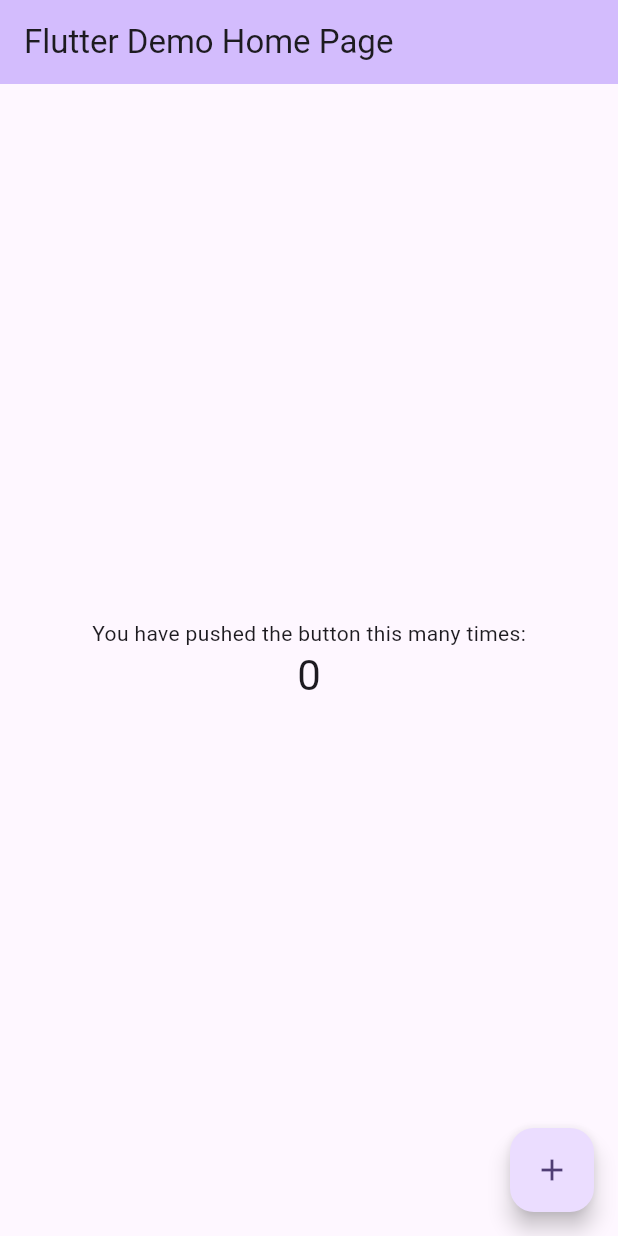
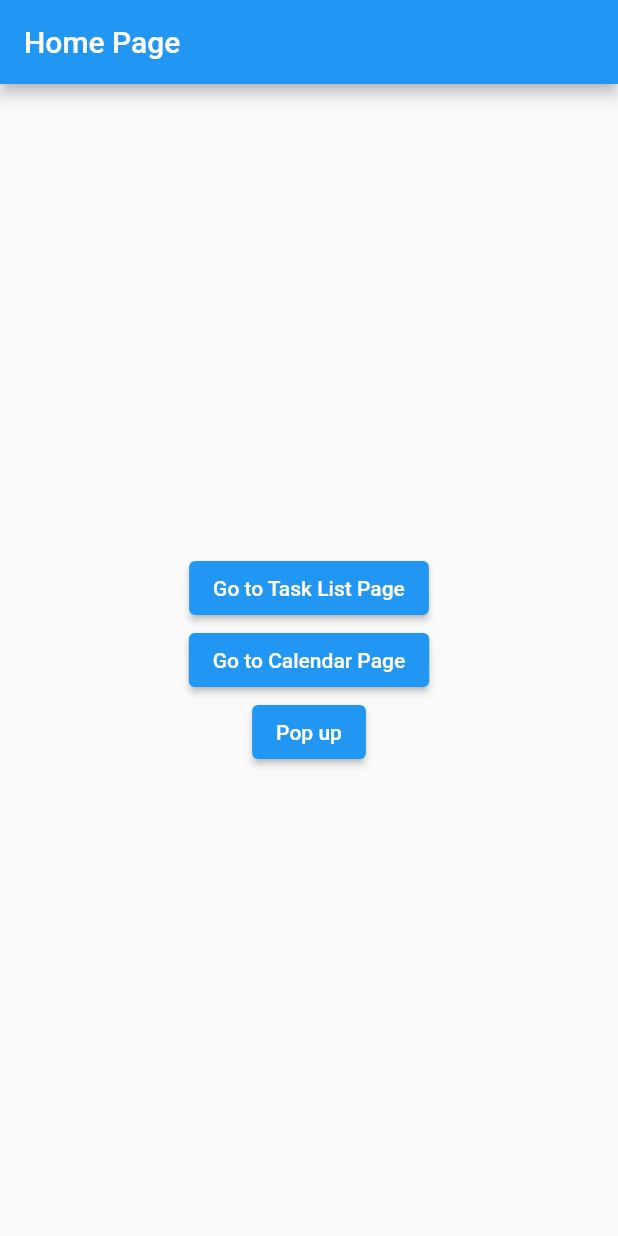
Before and after one commit to glulu4/Snap_App, a Flutter app: the screen it shows after launch, on a phone screen of 412 x 824 dp. Run offline on Flutter 3.47's test engine with Material 2 defaults, Android fonts, the phone set to English and light mode, and no system bars.

Commit message:
updates to navigation

```diff
--- a/app/lib/main.dart
+++ b/app/lib/main.dart
@@ -1,125 +1,28 @@
 import 'package:flutter/material.dart';
+import 'views/home_page.dart'; // import the home page
+import 'views/task_list.dart'; // import task list page
+import 'views/calendar.dart'; // import calendar page
 
 void main() {
-  runApp(const MyApp());
+  runApp(MyApp());
 }
 
+// Main Application Widget
 class MyApp extends StatelessWidget {
-  const MyApp({super.key});
-
-  // This widget is the root of your application.
   @override
   Widget build(BuildContext context) {
     return MaterialApp(
-      title: 'Flutter Demo',
+      title: 'Snap App',
       theme: ThemeData(
-        // This is the theme of your application.
-        //
-        // TRY THIS: Try running your application with "flutter run". You'll see
-        // the application has a blue toolbar. Then, without quitting the app,
-        // try changing the seedColor in the colorScheme below to Colors.green
-        // and then invoke "hot reload" (save your changes or press the "hot
-        // reload" button in a Flutter-supported IDE, or press "r" if you used
-        // the command line to start the app).
-        //
-        // Notice that the counter didn't reset back to zero; the application
-        // state is not lost during the reload. To reset the state, use hot
-        // restart instead.
-        //
-        // This works for code too, not just values: Most code changes can be
-        // tested with just a hot reload.
-        colorScheme: ColorScheme.fromSeed(seedColor: Colors.deepPurple),
-        useMaterial3: true,
+        primarySwatch: Colors.blue,
       ),
-      home: const MyHomePage(title: 'Flutter Demo Home Page'),
+      // Define named routes and map them to the corresponding widgets
+      routes: {
+        '/': (context) => HomePage(),
+        '/tasklist': (context) => TaskList(),
+        '/calendar': (context) => Calendar(),
+        // Add as many routes as you have pages
+      },
     );
   }
 }
-
-class MyHomePage extends StatefulWidget {
-  const MyHomePage({super.key, required this.title});
-
-  // This widget is the home page of your application. It is stateful, meaning
-  // that it has a State object (defined below) that contains fields that affect
-  // how it looks.
-
-  // This class is the configuration for the state. It holds the values (in this
-  // case the title) provided by the parent (in this case the App widget) and
-  // used by the build method of the State. Fields in a Widget subclass are
-  // always marked "final".
-
-  final String title;
-
-  @override
-  State<MyHomePage> createState() => _MyHomePageState();
-}
-
-class _MyHomePageState extends State<MyHomePage> {
-  int _counter = 0;
-
-  void _incrementCounter() {
-    setState(() {
-      // This call to setState tells the Flutter framework that something has
-      // changed in this State, which causes it to rerun the build method below
-      // so that the display can reflect the updated values. If we changed
-      // _counter without calling setState(), then the build method would not be
-      // called again, and so nothing would appear to happen.
-      _counter++;
-    });
-  }
-
-  @override
-  Widget build(BuildContext context) {
-    // This method is rerun every time setState is called, for instance as done
-    // by the _incrementCounter method above.
-    //
-    // The Flutter framework has been optimized to make rerunning build methods
-    // fast, so that you can just rebuild anything that needs updating rather
-    // than having to individually change instances of widgets.
-    return Scaffold(
-      appBar: AppBar(
-        // TRY THIS: Try changing the color here to a specific color (to
-        // Colors.amber, perhaps?) and trigger a hot reload to see the AppBar
-        // change color while the other colors stay the same.
-        backgroundColor: Theme.of(context).colorScheme.inversePrimary,
-        // Here we take the value from the MyHomePage object that was created by
-        // the App.build method, and use it to set our appbar title.
-        title: Text(widget.title),
-      ),
-      body: Center(
-        // Center is a layout widget. It takes a single child and positions it
-        // in the middle of the parent.
-        child: Column(
-          // Column is also a layout widget. It takes a list of children and
-          // arranges them vertically. By default, it sizes itself to fit its
-          // children horizontally, and tries to be as tall as its parent.
-          //
-          // Column has various properties to control how it sizes itself and
-          // how it positions its children. Here we use mainAxisAlignment to
-          // center the children vertically; the main axis here is the vertical
-          // axis because Columns are vertical (the cross axis would be
-          // horizontal).
-          //
-          // TRY THIS: Invoke "debug painting" (choose the "Toggle Debug Paint"
-          // action in the IDE, or press "p" in the console), to see the
-          // wireframe for each widget.
-          mainAxisAlignment: MainAxisAlignment.center,
-          children: <Widget>[
-            const Text(
-              'You have pushed the button this many times:',
-            ),
-            Text(
-              '$_counter',
-              style: Theme.of(context).textTheme.headlineMedium,
-            ),
-          ],
-        ),
-      ),
-      floatingActionButton: FloatingActionButton(
-        onPressed: _incrementCounter,
-        tooltip: 'Increment',
-        child: const Icon(Icons.add),
-      ), // This trailing comma makes auto-formatting nicer for build methods.
-    );
-  }
-}
--- /dev/null
+++ b/app/lib/views/calendar.dart
@@ -0,0 +1,18 @@
+import 'package:flutter/material.dart';
+
+class Calendar extends StatelessWidget {
+  @override
+  Widget build(BuildContext context) {
+    return Scaffold(
+      appBar: AppBar(
+        title: Text('Calendar Page'),
+      ),
+      body: Center(
+        child: ElevatedButton(
+          child: Text('Go Back to Home Page'),
+          onPressed: () => Navigator.pop(context),
+        ),
+      ),
+    );
+  }
+}
--- /dev/null
+++ b/app/lib/views/home_page.dart
@@ -0,0 +1,53 @@
+import 'package:flutter/material.dart';
+import 'task_list.dart'; // task list page
+import 'calendar.dart'; // calendar page
+
+class HomePage extends StatelessWidget {
+  @override
+  Widget build(BuildContext context) {
+    return Scaffold(
+      appBar: AppBar(
+        title: Text('Home Page'),
+      ),
+      body: Center(
+        child: Column(
+          mainAxisAlignment: MainAxisAlignment.center,
+          children: <Widget>[
+            ElevatedButton(
+              child: Text('Go to Task List Page'),
+              onPressed: () {
+                Navigator.push(
+                  context,
+                  MaterialPageRoute(builder: (context) => TaskList()),
+                );
+              },
+            ),
+            ElevatedButton(
+              child: Text('Go to Calendar Page'),
+              onPressed: () {
+                Navigator.push(
+                  context,
+                  MaterialPageRoute(builder: (context) => Calendar()),
+                );
+              },
+            ),
+            ElevatedButton(
+              child: Text('Pop up'),
+              onPressed: () {
+                showDialog(
+                    context: context,
+                    builder: (context) => AlertDialog(
+                        title: Text('Pop Up'),
+                        content: Text(
+                            'hi'
+                        ),
+                    ),
+                );
+              },
+            ),
+          ],
+        ),
+      ),
+    );
+  }
+}
--- /dev/null
+++ b/app/lib/views/task_list.dart
@@ -0,0 +1,18 @@
+import 'package:flutter/material.dart';
+
+class TaskList extends StatelessWidget {
+  @override
+  Widget build(BuildContext context) {
+    return Scaffold(
+      appBar: AppBar(
+        title: Text('TaskList Page'),
+      ),
+      body: Center(
+        child: ElevatedButton(
+          child: Text('Go Back to Home Page'),
+          onPressed: () => Navigator.pop(context),
+        ),
+      ),
+    );
+  }
+}
```
Also changed, not shown: app/lib/views/agenda.dart (added), app/lib/views/det_event.dart (added), app/lib/views/det_task.dart (added).
